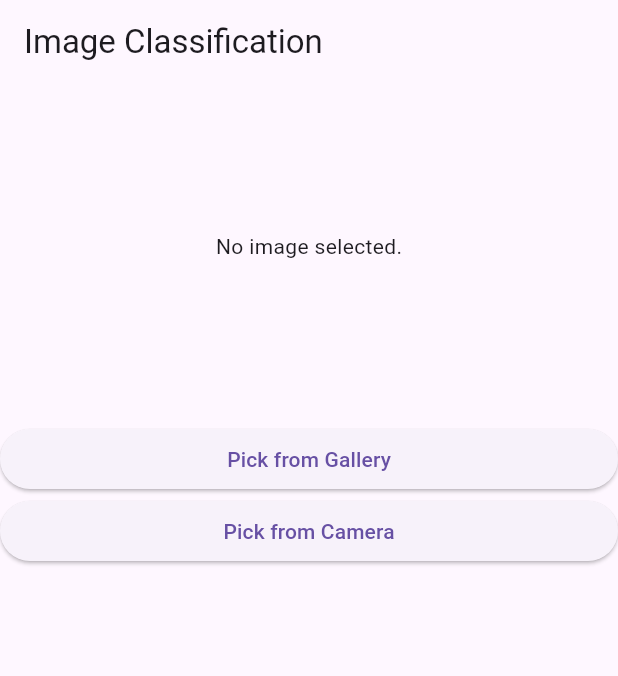
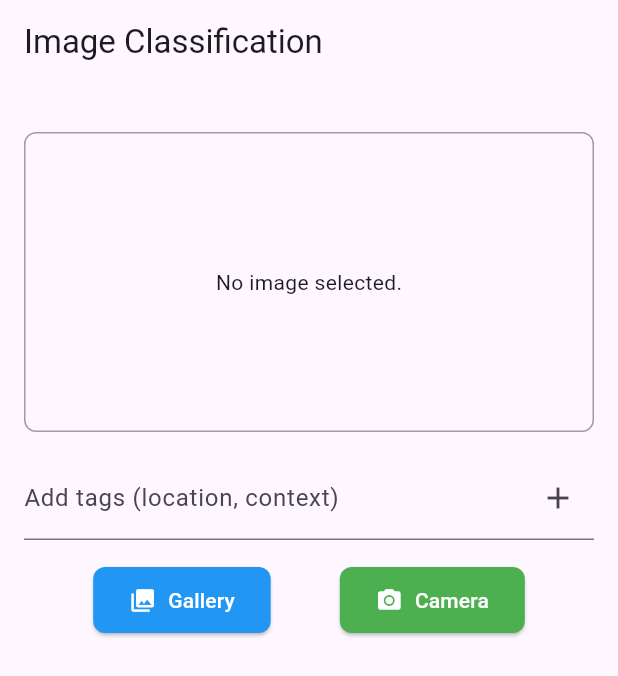
Before and after one commit to zakriyahmed/image_story, a Flutter app: the screen it shows after launch, on a phone screen of 412 x 824 dp. Shown: the top 676 px of the screen. Run offline on Flutter 3.47's test engine with Material 3 defaults, Android fonts, the light colour scheme and no system bars; our stand-ins replace image_picker, permission_handler.

Commit message:
better gui, added context from user

```diff
--- a/frontend/lib/main.dart
+++ b/frontend/lib/main.dart
@@ -7,40 +7,6 @@ import 'package:permission_handler/permission_handler.dart';
 
 void main() {
   runApp(MyApp());
-}
-
-class ImageDisplay extends StatelessWidget {
-  final File imageFile;
-
-  const ImageDisplay({super.key, required this.imageFile});
-
-  @override
-  Widget build(BuildContext context) {
-    final screenWidth = MediaQuery.of(context).size.width;
-    final screenHeight = MediaQuery.of(context).size.height;
-
-    // Define a maximum height for the image, e.g., 50% of the screen height
-    final maxImageHeight = screenHeight * 0.5;
-    // Or define a maximum width, or both
-    final maxImageWidth = screenWidth * 0.8;
-
-    return Padding(
-      padding: const EdgeInsets.all(8.0),
-      child: ConstrainedBox(
-        constraints: BoxConstraints(
-          maxWidth: maxImageWidth,
-          maxHeight: maxImageHeight,
-        ),
-        child: Image.file(
-          imageFile,
-          fit: BoxFit.contain, // Still use BoxFit to scale within the constraints
-          errorBuilder: (context, error, stackTrace) {
-            return const Text('Could not load image.');
-          },
-        ),
-      ),
-    );
-  }
 }
 
 class MyApp extends StatelessWidget {
@@ -61,8 +27,10 @@ class _ImagePickerPageState extends State<ImagePickerPage>
     with SingleTickerProviderStateMixin {
   final picker = ImagePicker();
   File? _image;
-  Map<String, dynamic>? _predictionData; // Store the entire prediction data
+  Map<String, dynamic>? _predictionData;
   late TabController _tabController;
+  List<String> _tags = [];
+  final TextEditingController _tagController = TextEditingController();
 
   @override
   void initState() {
@@ -74,10 +42,10 @@ class _ImagePickerPageState extends State<ImagePickerPage>
   @override
   void dispose() {
     _tabController.dispose();
+    _tagController.dispose();
     super.dispose();
   }
 
-  // Check and request permissions
   Future<void> _checkPermissions() async {
     await [
       Permission.camera,
@@ -85,41 +53,40 @@ class _ImagePickerPageState extends State<ImagePickerPage>
     ].request();
   }
 
-  // Pick image from gallery or camera
   Future<void> _pickImage(ImageSource source) async {
     final pickedFile = await picker.pickImage(source: source);
 
     if (pickedFile != null) {
       setState(() {
         _image = File(pickedFile.path);
-        _predictionData = null; // Clear previous results
+        _predictionData = null;
       });
-
-      _classifyImage(_image!);
     } else {
       print("No image selected.");
     }
   }
 
-  // Send image to server and get classification result
-  Future<void> _classifyImage(File image) async {
-    final uri = Uri.parse('http://10.0.2.2:8099/predict/'); // Update with your server IP
+  Future<void> _classifyImage() async {
+    if (_image == null) return;
+
+    final uri = Uri.parse('http://10.0.2.2:8099/predict/'); // Replace with your server IP
 
     var request = http.MultipartRequest('POST', uri);
-    request.files.add(await http.MultipartFile.fromPath('file', image.path));
+    request.files.add(await http.MultipartFile.fromPath('file', _image!.path));
+    request.fields['tags'] = jsonEncode(_tags);
 
     var response = await request.send();
     var responseBody = await response.stream.bytesToString();
 
-    print("Raw Response from server: $responseBody"); // Debugging
+    print("Raw Response from server: $responseBody");
 
     if (response.statusCode == 200) {
       try {
-        Map<String, dynamic> data = jsonDecode(responseBody); // Decode as a Map
-        print("Parsed Response: $data"); // Debugging
+        Map<String, dynamic> data = jsonDecode(responseBody);
+        print("Parsed Response: $data");
 
         setState(() {
-          _predictionData = data; // Store the entire response data
+          _predictionData = data;
         });
       } catch (e) {
         print("Error parsing JSON: $e");
@@ -127,6 +94,22 @@ class _ImagePickerPageState extends State<ImagePickerPage>
     } else {
       print("Error: ${response.statusCode}");
     }
+  }
+
+  void _addTag() {
+    String tag = _tagController.text.trim();
+    if (tag.isNotEmpty && !_tags.contains(tag)) {
+      setState(() {
+        _tags.add(tag);
+        _tagController.clear();
+      });
+    }
+  }
+
+  void _removeTag(String tag) {
+    setState(() {
+      _tags.remove(tag);
+    });
   }
 
   @override
@@ -142,28 +125,111 @@ class _ImagePickerPageState extends State<ImagePickerPage>
             Tab(text: 'Predictions'),
           ],
         )
-            : null, // Don't show tabs if no prediction data
+            : null,
       ),
       body: SingleChildScrollView(
+        padding: const EdgeInsets.all(16.0),
         child: Column(
-          mainAxisAlignment: MainAxisAlignment.center,
           crossAxisAlignment: CrossAxisAlignment.stretch,
           children: <Widget>[
             Padding(
-              padding: const EdgeInsets.all(8.0),
+              padding: const EdgeInsets.symmetric(vertical: 16.0),
               child: _image == null
-                  ? SizedBox(
-                  height: 200,
-                  child: Center(child: Text("No image selected.")))
-                  : ImageDisplay(imageFile: _image!),
+                  ? Container(
+                height: 200,
+                decoration: BoxDecoration(
+                  border: Border.all(color: Colors.grey),
+                  borderRadius: BorderRadius.circular(8.0),
+                ),
+                child: Center(child: Text("No image selected.")),
+              )
+                  : ClipRRect(
+                borderRadius: BorderRadius.circular(8.0),
+                child: Image.file(
+                  _image!,
+                  fit: BoxFit.contain,
+                  errorBuilder: (context, error, stackTrace) {
+                    return const Text('Could not load image.');
+                  },
+                ),
+              ),
             ),
+            Wrap(
+              spacing: 8.0,
+              runSpacing: 4.0,
+              children: _tags
+                  .map((tag) => Chip(
+                label: Text(tag),
+                onDeleted: () => _removeTag(tag),
+              ))
+                  .toList(),
+            ),
+            TextField(
+              controller: _tagController,
+              decoration: InputDecoration(
+                labelText: 'Add tags (location, context)',
+                suffixIcon: IconButton(
+                  icon: Icon(Icons.add),
+                  onPressed: _addTag,
+                ),
+              ),
+              onSubmitted: (_) => _addTag(),
+            ),
+            Padding(
+              padding: const EdgeInsets.symmetric(vertical: 16.0),
+              child: Row(
+                mainAxisAlignment: MainAxisAlignment.spaceEvenly,
+                children: [
+                  ElevatedButton.icon(
+                    onPressed: () => _pickImage(ImageSource.gallery),
+                    icon: Icon(Icons.photo_library, color: Colors.white),
+                    label: Text("Gallery", style: TextStyle(color: Colors.white)),
+                    style: ElevatedButton.styleFrom(
+                      backgroundColor: Colors.blue,
+                      padding: EdgeInsets.symmetric(horizontal: 24, vertical: 12),
+                      shape: RoundedRectangleBorder(
+                        borderRadius: BorderRadius.circular(8),
+                      ),
+                    ),
+                  ),
+                  ElevatedButton.icon(
+                    onPressed: () => _pickImage(ImageSource.camera),
+                    icon: Icon(Icons.camera_alt, color: Colors.white),
+                    label: Text("Camera", style: TextStyle(color: Colors.white)),
+                    style: ElevatedButton.styleFrom(
+                      backgroundColor: Colors.green,
+                      padding: EdgeInsets.symmetric(horizontal: 24, vertical: 12),
+                      shape: RoundedRectangleBorder(
+                        borderRadius: BorderRadius.circular(8),
+                      ),
+                    ),
+                  ),
+                ],
+              ),
+            ),
+            if (_image != null)
+              Padding(
+                padding: const EdgeInsets.only(top: 16.0),
+                child: ElevatedButton.icon(
+                    onPressed: _classifyImage,
+                    icon: Icon(Icons.send, color: Colors.white), // Added Icon
+                    label: Text("Send", style: TextStyle(color: Colors.white)), //Added style
+                    style: ElevatedButton.styleFrom(
+                      backgroundColor: Colors.blueAccent, // Change color as needed
+                      padding: EdgeInsets.symmetric(horizontal: 24, vertical: 12),
+                      shape: RoundedRectangleBorder(
+                        borderRadius: BorderRadius.circular(8),
+                      ),
+
+                ),
+                ),
+              ),
             if (_predictionData != null)
               SizedBox(
-                height: 300, // Adjust height as needed for the TabBarView
+                height: 300,
                 child: TabBarView(
                   controller: _tabController,
                   children: [
-                    // Tab 1: Simple Caption (assuming your server returns a "caption" field)
                     Padding(
                       padding: const EdgeInsets.all(16.0),
                       child: Text(
@@ -171,7 +237,6 @@ class _ImagePickerPageState extends State<ImagePickerPage>
                         style: TextStyle(fontSize: 16),
                       ),
                     ),
-                    // Tab 2: List of Predictions
                     Padding(
                       padding: const EdgeInsets.all(16.0),
                       child: _predictionData?["predictions"] != null &&
@@ -203,23 +268,8 @@ class _ImagePickerPageState extends State<ImagePickerPage>
                   ],
                 ),
               ),
-            SizedBox(height: 10),
-            ElevatedButton(
-              onPressed: () {
-                _pickImage(ImageSource.gallery);
-              },
-              child: Text("Pick from Gallery"),
-            ),
-            ElevatedButton(
-              onPressed: () {
-                _pickImage(ImageSource.camera);
-              },
-              child: Text("Pick from Camera"),
-            ),
-            SizedBox(height: 20), // Add some spacing at the bottom
           ],
         ),
       ),
     );
-  }
-}
+  }}
```
Also changed, not shown: 4 other files.
